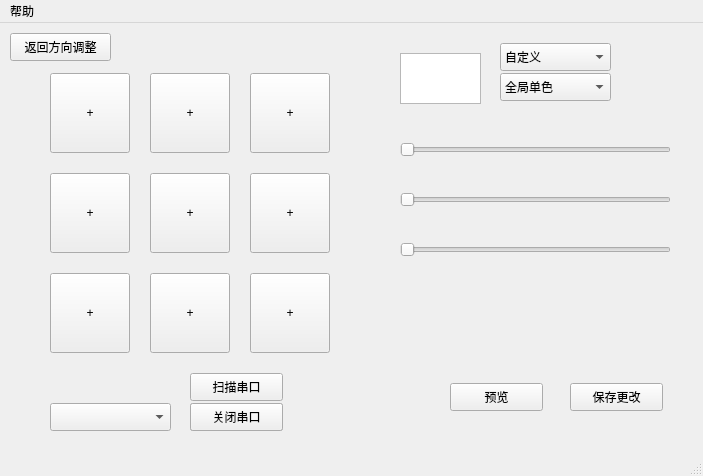
First picture: the form in UI/KeyLayout.ui, repository CATH2/CH552G_9KeyBoard_Change_Value, before the edit.
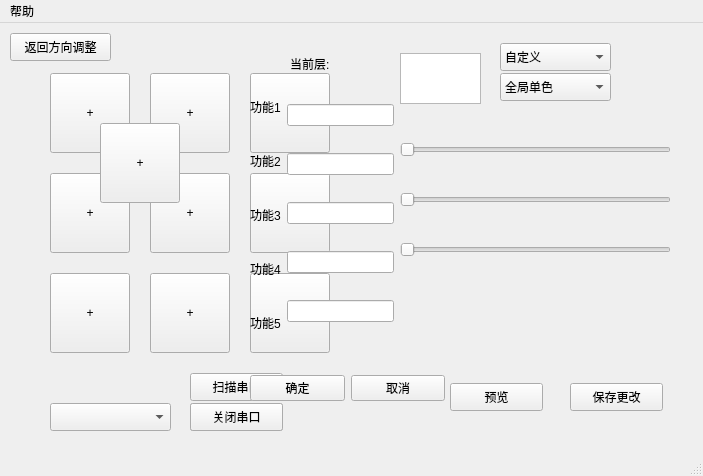
Second picture: the form after the edit.

Commit message: 添加改建界面，但未绑定函数

Patch:
```diff
--- a/UI/KeyLayout.ui
+++ b/UI/KeyLayout.ui
@@ -336,6 +336,128 @@
      </property>
     </item>
    </widget>
+   <widget class="QPushButton" name="pushButton_view">
+    <property name="geometry">
+     <rect>
+      <x>100</x>
+      <y>100</y>
+      <width>80</width>
+      <height>80</height>
+     </rect>
+    </property>
+    <property name="text">
+     <string>+</string>
+    </property>
+   </widget>
+   <widget class="QLabel" name="label_Now_Layout">
+    <property name="geometry">
+     <rect>
+      <x>290</x>
+      <y>30</y>
+      <width>111</width>
+      <height>21</height>
+     </rect>
+    </property>
+    <property name="text">
+     <string>当前层:</string>
+    </property>
+   </widget>
+   <widget class="QWidget" name="layoutWidget_2">
+    <property name="geometry">
+     <rect>
+      <x>250</x>
+      <y>60</y>
+      <width>144</width>
+      <height>264</height>
+     </rect>
+    </property>
+    <layout class="QHBoxLayout" name="horizontalLayout_3">
+     <item>
+      <layout class="QVBoxLayout" name="verticalLayout_4">
+       <item>
+        <widget class="QLabel" name="label_fun1">
+         <property name="text">
+          <string>功能1</string>
+         </property>
+        </widget>
+       </item>
+       <item>
+        <widget class="QLabel" name="label_fun2">
+         <property name="text">
+          <string>功能2</string>
+         </property>
+        </widget>
+       </item>
+       <item>
+        <widget class="QLabel" name="label_fun3">
+         <property name="text">
+          <string>功能3</string>
+         </property>
+        </widget>
+       </item>
+       <item>
+        <widget class="QLabel" name="label_fun4">
+         <property name="text">
+          <string>功能4</string>
+         </property>
+        </widget>
+       </item>
+       <item>
+        <widget class="QLabel" name="label_fun5">
+         <property name="text">
+          <string>功能5</string>
+         </property>
+        </widget>
+       </item>
+      </layout>
+     </item>
+     <item>
+      <layout class="QVBoxLayout" name="verticalLayout_5">
+       <item>
+        <widget class="QLineEdit" name="lineEdit_fun1"/>
+       </item>
+       <item>
+        <widget class="QLineEdit" name="lineEdit_fun2"/>
+       </item>
+       <item>
+        <widget class="QLineEdit" name="lineEdit_fun3"/>
+       </item>
+       <item>
+        <widget class="QLineEdit" name="lineEdit_fun4"/>
+       </item>
+       <item>
+        <widget class="QLineEdit" name="lineEdit_fun5"/>
+       </item>
+      </layout>
+     </item>
+    </layout>
+   </widget>
+   <widget class="QWidget" name="layoutWidget_3">
+    <property name="geometry">
+     <rect>
+      <x>250</x>
+      <y>350</y>
+      <width>195</width>
+      <height>31</height>
+     </rect>
+    </property>
+    <layout class="QHBoxLayout" name="horizontalLayout_4">
+     <item>
+      <widget class="QPushButton" name="pushButton_Yes">
+       <property name="text">
+        <string>确定</string>
+       </property>
+      </widget>
+     </item>
+     <item>
+      <widget class="QPushButton" name="pushButton_Cancel">
+       <property name="text">
+        <string>取消</string>
+       </property>
+      </widget>
+     </item>
+    </layout>
+   </widget>
   </widget>
   <widget class="QMenuBar" name="menubar">
    <property name="geometry">
```
The commit also changes 5 other files.
